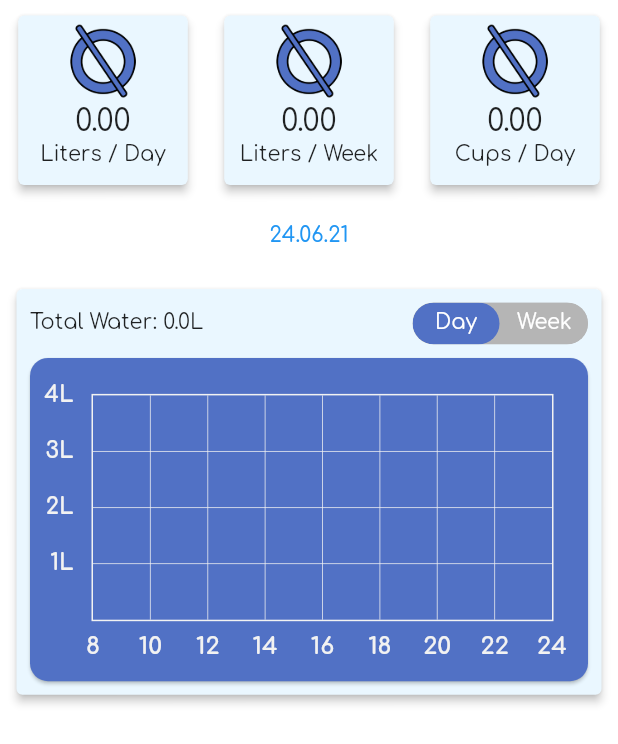
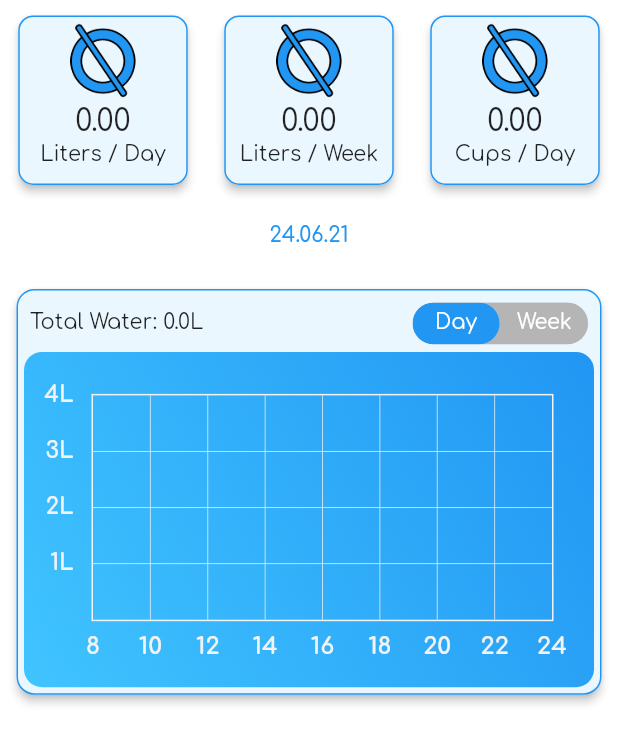
Before and after one commit to lu631str/Aquapido, a Flutter app: the Statistics screen opened directly, on a phone screen of 412 x 824 dp. Shown: the top 744 px of the screen. Run offline on Flutter 3.47's test engine with Material 2 defaults, Android fonts, the phone set to English and light mode, and no system bars; drawn by our look-alikes of auto_size_text, fl_chart, toggle_switch; our stand-ins replace awesome_notifications, easy_localization, flutter_xlider, google_fonts, numberpicker, percent_indicator and 3 more; missing offline and left inert: grafpix, time_range_picker; accounts and stored records are empty.

Commit message:
new design

```diff
--- a/lib/Views/settings.dart
+++ b/lib/Views/settings.dart
@@ -534,7 +534,7 @@ class _SettingsState extends State<Settings> {
                   child: ElevatedButton(
                       child: const Text('dialog.reset').tr(),
                       style: ElevatedButton.styleFrom(
-                        primary: Colors.redAccent,
+                        primary: Color(0xFFb941bf),
                       ),
                       onPressed: () => {
                         showDialog(
--- a/lib/Views/statistics.dart
+++ b/lib/Views/statistics.dart
@@ -85,6 +85,10 @@ class _StatisticsState extends State<Statistics> {
             Card(
               elevation: Constants.CARD_ELEVATION,
               margin: Constants.CARD_MARGIN,
+              shape: RoundedRectangleBorder(
+                side: BorderSide(color: Colors.blue, width: 1),
+                borderRadius: BorderRadius.circular(12),
+              ),
               child: Column(
                 children: [
                   Row(
@@ -101,8 +105,8 @@ class _StatisticsState extends State<Statistics> {
                           minWidth: 58.0,
                           cornerRadius: 14.0,
                           activeBgColors: [
-                            [Color(0xFF5171C5)],
-                            [Color(0xFF5171C5)]
+                            [Colors.blue],
+                            [Colors.blue]
                           ],
                           activeFgColor: Colors.white,
                           inactiveBgColor: Color(0xFFb5b5b5),
--- a/lib/Widgets/goals/AchievementCircle.dart
+++ b/lib/Widgets/goals/AchievementCircle.dart
@@ -38,7 +38,7 @@ class AchievementCircle extends StatelessWidget {
             children: <Widget>[
               //Container(height: 10.0), // Space Top
               Stack(
-                overflow: Overflow.visible,
+                clipBehavior: Clip.none,
                 //mainAxisAlignment: MainAxisAlignment.start,
                 children: <Widget>[
                   Container(
@@ -131,7 +131,7 @@ class AchievementCircle extends StatelessWidget {
                 minFontSize: 6,
                 style: TextStyle(
                   color: (this.color != Color.fromRGBO(231, 0, 0, 1.0))
-                      ? Colors.black54
+                      ? Colors.black
                       : Colors.blue[100],
                   fontSize: 16.0,
                 ),
--- a/lib/Widgets/home/HistoryListElement.dart
+++ b/lib/Widgets/home/HistoryListElement.dart
@@ -95,7 +95,7 @@ class HistoryListElement extends StatelessWidget {
                       color: Color(0xF2000000),
                     ),
                     BoxShadow(
-                        color: Color(0xFFC2DBFF),
+                        color: Colors.lightBlueAccent,
                         spreadRadius: -1,
                         blurRadius: 1.0,
                         offset: Offset(0, 1)),
--- a/lib/Widgets/statistics/AverageCard.dart
+++ b/lib/Widgets/statistics/AverageCard.dart
@@ -22,6 +22,10 @@ class AverageCard extends StatelessWidget {
     return Card(
       margin: EdgeInsets.all(MediaQuery.of(context).size.width * 0.025),
       elevation: Constants.CARD_ELEVATION,
+      shape: RoundedRectangleBorder(
+        side: BorderSide(color: Colors.blue, width: 1),
+        borderRadius: BorderRadius.circular(10),
+      ),
       child: Padding(
         padding: EdgeInsets.all(5),
         child: Container(
--- a/lib/Widgets/statistics/Chart.dart
+++ b/lib/Widgets/statistics/Chart.dart
@@ -33,13 +33,28 @@ class ChartState extends State<Chart> {
   Widget build(BuildContext context) {
     return AspectRatio(
       aspectRatio: 1.7,
-      child: Card(
+      child: Container(
+
+        decoration: BoxDecoration(
+          borderRadius: BorderRadius.circular(12),
+                              gradient: LinearGradient(
+                                begin: Alignment.topRight,
+                                end: Alignment.bottomLeft,
+                                tileMode: TileMode.clamp,
+                                colors: [
+                                  Colors.blue,
+                                  Colors.lightBlueAccent,
+                                ],
+                              ),),
+        child: Card(
           shape:
               RoundedRectangleBorder(borderRadius: BorderRadius.circular(12)),
-          color: const Color(0xff5171C5),
+          color: Colors.transparent,
+          elevation: 0,
           child: Provider.of<SettingsModel>(context, listen: true).dayDiagramm
               ? DailyLineChart(waterListDay)
               : WeeklyBarChart(waterListWeek, selectedDate)),
-    );
+    ),
+      );
   }
 }
--- a/lib/Widgets/statistics/DailyLineChart.dart
+++ b/lib/Widgets/statistics/DailyLineChart.dart
@@ -31,8 +31,8 @@ class _DailyLineChartState extends State<DailyLineChart> {
   List<double> _cummulatedWater = [];
 
   List<Color> gradientColors = [
-    const Color(0xff23b6e6),
-    const Color(0xff02d39a),
+    const Color(0xff8d60bd),
+    const Color(0xffb941bf),
   ];
 
   static const Color foregroundColor = Color(0xFFF2F2F2);
```
Also changed, not shown: lib/Views/goals.dart (+14 -5 lines), lib/Views/home.dart (+12 -14 lines), lib/Widgets/goals/DailyGoal.dart (+2 -5 lines), lib/Widgets/shared/InfoCard.dart (+6 -6 lines), lib/Widgets/statistics/WeeklyBarChart.dart (+8 -1 lines), lib/main.dart (+22 -4 lines), assets/images/ausrufezeichen-old.png (added), assets/images/ausrufezeichen.png, assets/images/average_sign.png.
